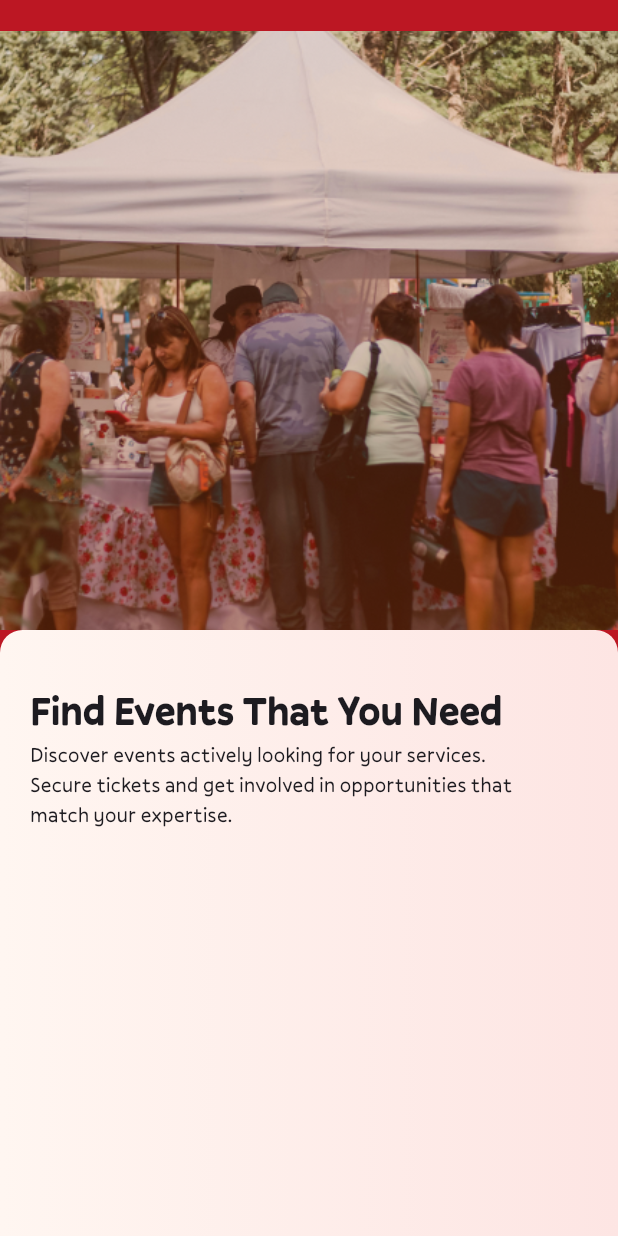
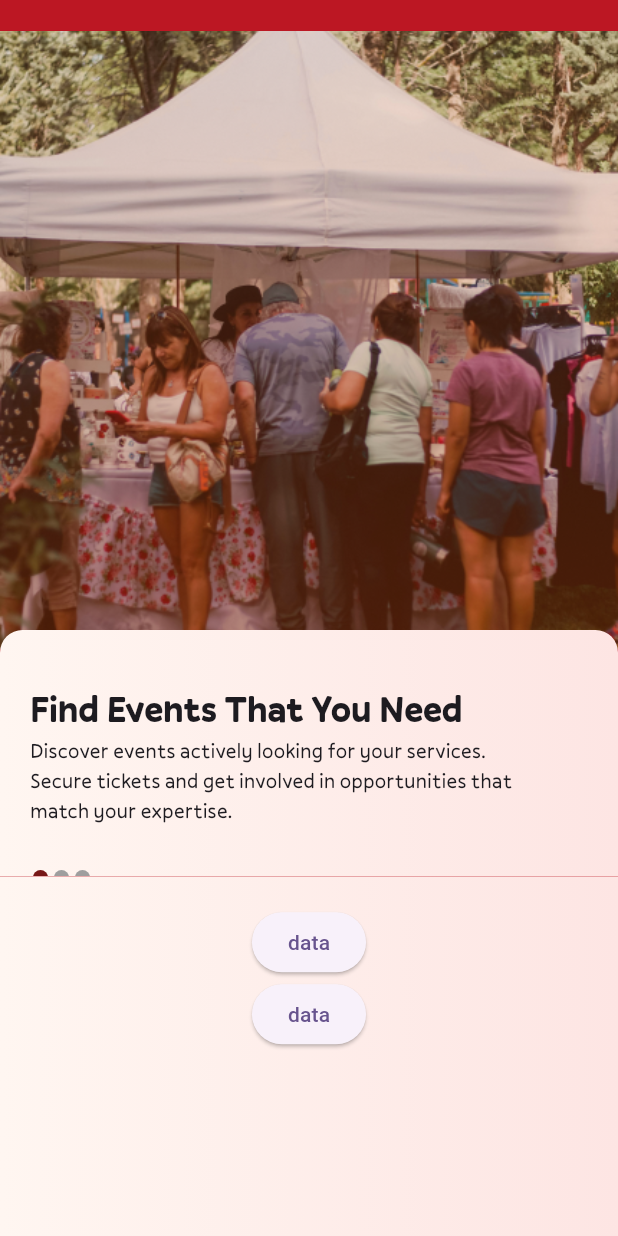
Before and after one commit to Stan081/Plugin_Mobile_App, a Flutter app: the screen it shows after launch, on a phone screen of 412 x 824 dp. Run offline on Flutter 3.47's test engine with Material 3 defaults, Android fonts, the light colour scheme and no system bars; our stand-ins replace flutter_svg.

Commit message:
Added multiple images and text to image slider.

```diff
--- a/lib/main.dart
+++ b/lib/main.dart
@@ -12,7 +12,7 @@ class MyApp extends StatelessWidget {
   @override
   Widget build(BuildContext context) {
     return MaterialApp(
-      title: 'Flutter Demo',
+      title: 'Plugin Vendor',
       theme: ThemeData(
         colorScheme: ColorScheme.fromSeed(seedColor: Colors.deepPurple),
         useMaterial3: true,
--- a/lib/screens/home_screen.dart
+++ b/lib/screens/home_screen.dart
@@ -14,6 +14,20 @@ class _HomeScreenState extends State<HomeScreen> {
     'assets/images/onboarding_2.png',
     'assets/images/onboarding_3.png'
   ];
+  List<List<String>> sliderText = [
+    [
+      'Find Events That You Need',
+      'Discover events actively looking for your services.\nSecure tickets and get involved in opportunities that\nmatch your expertise.',
+    ],
+    [
+      'Track Your Next Moves',
+      'Stay ahead eith a clear view of upcoming events, ticket details, \nand deadlines--all in one place.'
+    ],
+    [
+      'Managing Your Earnings Seamlessly',
+      'Keep tabs on your wallet balance, tracking earnings from events, and enjoy hassle-free transactions on the go.'
+    ],
+  ];
   @override
   Widget build(BuildContext context) {
     return Scaffold(
@@ -29,12 +43,14 @@ class _HomeScreenState extends State<HomeScreen> {
           children: [
             SizedBox(
               width: double.infinity,
-              height: MediaQuery.of(context).size.height / 2,
+              height: MediaQuery.of(context).size.height / 1.43,
               child: PageView.builder(
                 itemCount: imagePaths.length,
                 itemBuilder: (context, index) {
                   return OnboardingImageSlider(
                     imagePath: imagePaths[index],
+                    sliderText: sliderText[index],
+                    noOfImages: imagePaths.length,
                   );
                 },
               ),
@@ -47,32 +63,19 @@ class _HomeScreenState extends State<HomeScreen> {
                     Color.fromRGBO(255, 246, 241, 1),
                     Color.fromRGBO(253, 229, 227, 1)
                   ]),
-                  borderRadius: BorderRadius.vertical(
-                    top: Radius.circular(15),
-                  ),
                 ),
-                child: const Padding(
-                  padding: EdgeInsets.symmetric(vertical: 35, horizontal: 20),
+                child: Padding(
+                  padding: const EdgeInsets.symmetric(vertical: 20),
                   child: Column(
-                    crossAxisAlignment: CrossAxisAlignment.start,
                     children: [
-                      Text(
-                        'Find Events That You Need',
-                        style: TextStyle(
-                            fontFamily: 'Pally',
-                            fontSize: 26.68,
-                            fontWeight: FontWeight.bold),
+                      ElevatedButton(
+                        onPressed: () {},
+                        child: const Text("data"),
                       ),
-                      Text(
-                        'Discover events actively looking for your services.\nSecure tickets and get involved in opportunities that\nmatch your expertise.',
-                        style: TextStyle(
-                          fontFamily: 'Pally',
-                          fontWeight: FontWeight.w400,
-                        ),
+                      ElevatedButton(
+                        onPressed: () {},
+                        child: const Text("data"),
                       ),
-                      Column(
-                          //children: [SizedBox(), SizedBox()],
-                          )
                     ],
                   ),
                 ),
--- a/lib/widgets/onboarding_image_slider.dart
+++ b/lib/widgets/onboarding_image_slider.dart
@@ -2,17 +2,85 @@ import 'package:flutter/material.dart';
 
 class OnboardingImageSlider extends StatelessWidget {
   final String? imagePath;
-  const OnboardingImageSlider({super.key, this.imagePath});
+  final int? noOfImages;
+  final List<String>? sliderText;
+  const OnboardingImageSlider(
+      {super.key, this.imagePath, this.noOfImages, this.sliderText});
 
   @override
   Widget build(BuildContext context) {
-    return FractionalTranslation(
+    int activePage = 0;
+    return Column(
+      children: [
+        FractionalTranslation(
           translation: const Offset(0, 0.03),
           child: Image.asset(
             imagePath!,
             fit: BoxFit.cover,
             width: double.infinity,
+            height: MediaQuery.of(context).size.height / 2,
           ),
+        ),
+        Expanded(
+          child: Container(
+            width: double.infinity,
+            decoration: const BoxDecoration(
+              gradient: LinearGradient(colors: [
+                Color.fromRGBO(255, 246, 241, 1),
+                Color.fromRGBO(253, 229, 227, 1)
+              ]),
+              borderRadius: BorderRadius.vertical(
+                top: Radius.circular(15),
+              ),
+            ),
+            child: Padding(
+              padding: const EdgeInsets.only(
+                top: 35,
+                left: 20,
+                right: 20,
+              ),
+              child: Column(
+                crossAxisAlignment: CrossAxisAlignment.start,
+                children: [
+                  Text(
+                    sliderText![0],
+                    style: const TextStyle(
+                        fontFamily: 'Pally',
+                        fontSize: 24.38,
+                        fontWeight: FontWeight.bold),
+                  ),
+                  Text(
+                    sliderText![1],
+                    style: const TextStyle(
+                      fontFamily: 'Pally',
+                      fontWeight: FontWeight.w400,
+                      overflow: TextOverflow.clip,
+                    ),
+                  ),
+                  const SizedBox(height: 30),
+                  Container(
+                    color: Colors.transparent,
+                    child: Row(
+                      mainAxisAlignment: MainAxisAlignment.start,
+                      children: List<Widget>.generate(
+                        noOfImages!,
+                        (index) => Padding(
+                          padding: const EdgeInsets.symmetric(horizontal: 2),
+                          child: CircleAvatar(
+                              radius: 5,
+                              backgroundColor: activePage == index
+                                  ? const Color.fromRGBO(119, 23, 22, 1)
+                                  : Colors.grey),
+                        ),
+                      ),
+                    ),
+                  ),
+                ],
+              ),
+            ),
+          ),
+        )
+      ],
     );
   }
 }
```
Lines whose indentation alone changed are shown as unchanged.
